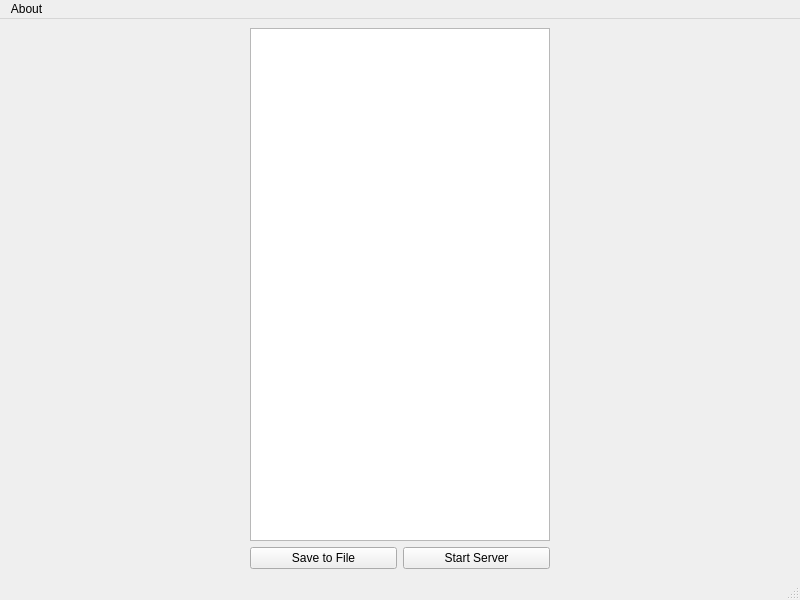
akshaybabloo/DataLogger, file logger.ui: the form before one commit.
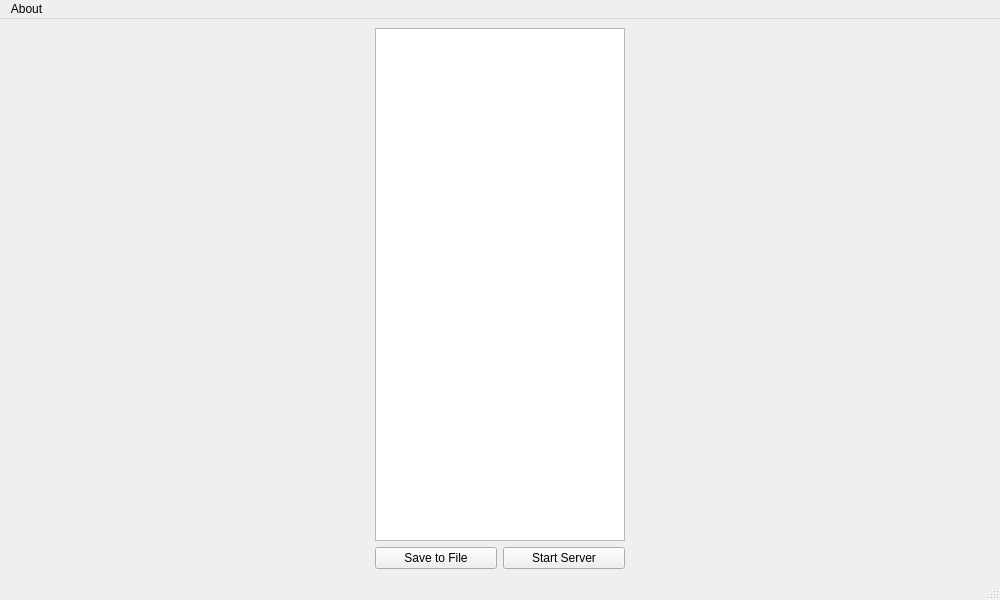
The form after the commit.

Diff of the .ui file:
```diff
--- a/logger.ui
+++ b/logger.ui
@@ -6,7 +6,7 @@
    <rect>
     <x>0</x>
     <y>0</y>
-    <width>800</width>
+    <width>1000</width>
     <height>600</height>
    </rect>
   </property>
@@ -21,7 +21,7 @@
        <widget class="QListWidget" name="listWidget">
         <property name="maximumSize">
          <size>
-          <width>300</width>
+          <width>250</width>
           <height>16777215</height>
          </size>
         </property>
@@ -63,7 +63,7 @@
     <rect>
      <x>0</x>
      <y>0</y>
-     <width>800</width>
+     <width>1000</width>
      <height>22</height>
     </rect>
    </property>
```
Left out of the diff: 4 changed lines with no effect on the pictures.
